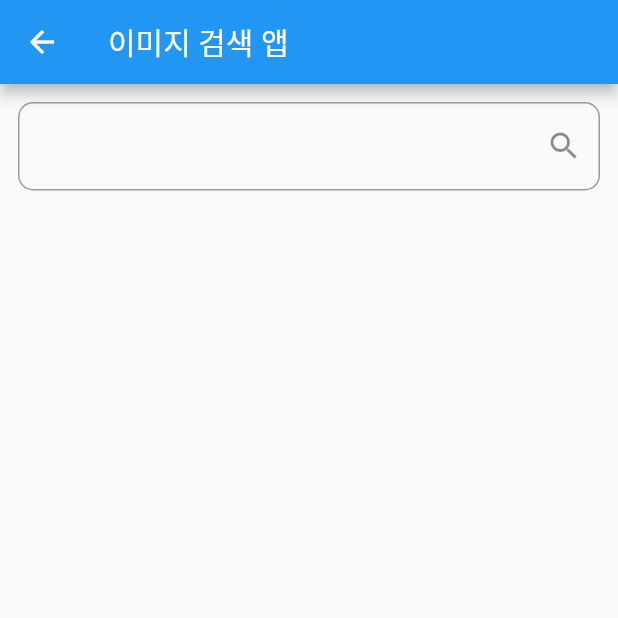
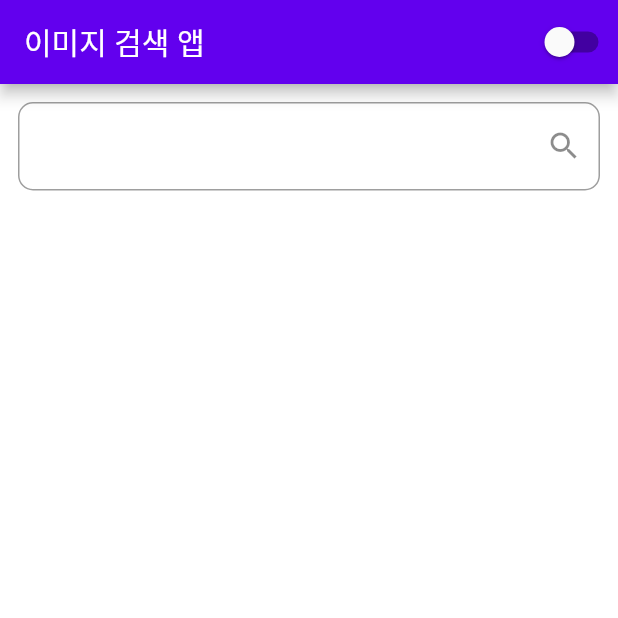
Before and after one commit to wyongjae/image_search_app_prac, a Flutter app: the screen it shows after launch, after a tap on "Photo Search Page", on a phone screen of 412 x 824 dp, the top half of it. Run offline on Flutter 3.47's test engine with Material 2 defaults, Android fonts, the phone set to English and light mode, and no system bars; our stand-ins replace video_player; network calls fail.

Commit message:
1. Add: app providers file to refactor main.dart 2. Add: change theme button widget & my themes file to change background color 3. Feat: change background color in photo search page

```diff
--- a/lib/main.dart
+++ b/lib/main.dart
@@ -1,10 +1,11 @@
 import 'package:flutter/material.dart';
-import 'package:image_search_app_prac/presentation/components/loading.dart';
+import 'package:image_search_app_prac/presentation/app_providers.dart';
 import 'package:image_search_app_prac/presentation/pages.dart';
-import 'package:provider/provider.dart';
 
 void main() {
-  runApp(const MyApp());
+  runApp(const AppProviders(
+    child: MyApp(),
+  ));
 }
 
 class MyApp extends StatelessWidget {
@@ -12,15 +13,12 @@ class MyApp extends StatelessWidget {
 
   @override
   Widget build(BuildContext context) {
-    return MultiProvider(
-      providers: [ChangeNotifierProvider(create: (_) => Loading())],
-      child: MaterialApp(
-        title: 'Flutter Demo',
-        theme: ThemeData(
-          primarySwatch: Colors.blue,
-        ),
-        home: const Pages(),
+    return MaterialApp(
+      title: 'Flutter Demo',
+      theme: ThemeData(
+        primaryColor: Colors.blue,
       ),
+      home: const Pages(),
     );
   }
 }
--- /dev/null
+++ b/lib/presentation/app_providers.dart
@@ -0,0 +1,20 @@
+import 'package:flutter/material.dart';
+import 'package:image_search_app_prac/presentation/components/loading.dart';
+import 'package:image_search_app_prac/presentation/components/theme/my_themes.dart';
+import 'package:provider/provider.dart';
+
+class AppProviders extends StatelessWidget {
+  final Widget child;
+  const AppProviders({Key? key, required this.child}) : super(key: key);
+
+  @override
+  Widget build(BuildContext context) {
+    return MultiProvider(
+      providers: [
+        ChangeNotifierProvider(create: (_) => Loading()),
+        ChangeNotifierProvider(create: (_) => ThemeProvider()),
+      ],
+      child: child,
+    );
+  }
+}
--- /dev/null
+++ b/lib/presentation/components/theme/change_theme_button_widget.dart
@@ -0,0 +1,19 @@
+import 'package:flutter/material.dart';
+import 'package:image_search_app_prac/presentation/components/theme/my_themes.dart';
+import 'package:provider/provider.dart';
+
+class ChangeThemeButtonWidget extends StatelessWidget {
+  const ChangeThemeButtonWidget({Key? key}) : super(key: key);
+
+  @override
+  Widget build(BuildContext context) {
+    final themeProvider = Provider.of<ThemeProvider>(context);
+
+    return Switch.adaptive(
+        value: themeProvider.isDarkMode,
+        onChanged: (value) {
+          final provider = Provider.of<ThemeProvider>(context, listen: false);
+          provider.toggleTheme(value);
+    });
+  }
+}
--- /dev/null
+++ b/lib/presentation/components/theme/my_themes.dart
@@ -0,0 +1,24 @@
+import 'package:flutter/material.dart';
+
+class ThemeProvider extends ChangeNotifier {
+  ThemeMode themeMode = ThemeMode.light;
+
+  bool get isDarkMode => themeMode == ThemeMode.dark;
+
+  void toggleTheme(bool isOn) {
+    themeMode = isOn ? ThemeMode.dark : ThemeMode.light;
+    notifyListeners();
+  }
+}
+
+class MyThemes {
+  static final darkTheme = ThemeData(
+    scaffoldBackgroundColor: Colors.grey.shade900,
+    colorScheme: const ColorScheme.dark(),
+  );
+
+  static final lightTheme = ThemeData(
+    scaffoldBackgroundColor: Colors.white,
+    colorScheme: const ColorScheme.light(),
+  );
+}
--- a/lib/presentation/photo_page/photo_search_page.dart
+++ b/lib/presentation/photo_page/photo_search_page.dart
@@ -3,6 +3,8 @@ import 'package:image_search_app_prac/data/photo_data/photo_data.dart';
 import 'package:image_search_app_prac/data/photo_data/photo_json_data.dart';
 import 'package:image_search_app_prac/presentation/components/loading.dart';
 import 'package:image_search_app_prac/presentation/components/photo_widget.dart';
+import 'package:image_search_app_prac/presentation/components/theme/change_theme_button_widget.dart';
+import 'package:image_search_app_prac/presentation/components/theme/my_themes.dart';
 import 'package:provider/provider.dart';
 
 class PhotoSearchPage extends StatefulWidget {
@@ -25,14 +27,22 @@ class _PhotoSearchPageState extends State<PhotoSearchPage> {
 
   @override
   Widget build(BuildContext context) {
+    final themeProvider = Provider.of<ThemeProvider>(context);
     final loading = Provider.of<Loading>(context);
 
-    return Scaffold(
+    return MaterialApp(
+      themeMode: themeProvider.themeMode,
+      theme: MyThemes.lightTheme,
+      darkTheme: MyThemes.darkTheme,
+      home: Scaffold(
         appBar: AppBar(
           title: const Text(
             '이미지 검색 앱',
             textAlign: TextAlign.center,
           ),
+          actions: const [
+            ChangeThemeButtonWidget(),
+          ],
         ),
         body: Padding(
           padding: const EdgeInsets.all(12.0),
@@ -90,6 +100,7 @@ class _PhotoSearchPageState extends State<PhotoSearchPage> {
             ],
           ),
         ),
+      ),
     );
   }
 }
```
Lines whose indentation alone changed are shown as unchanged.
